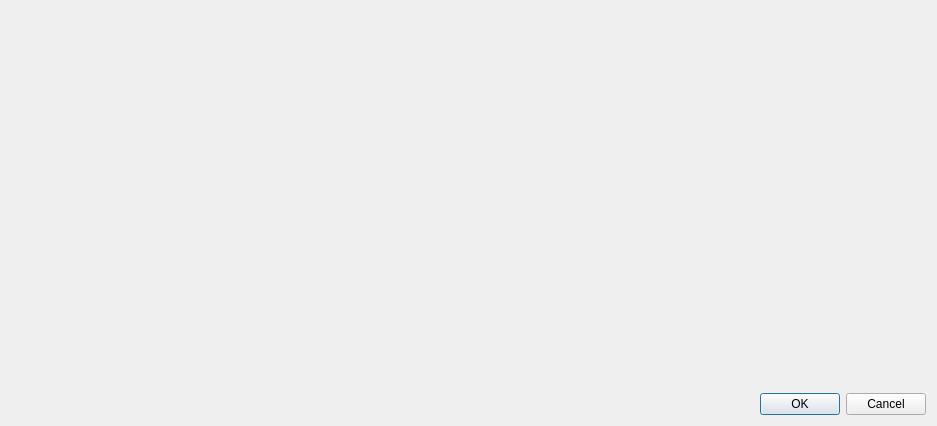
Qt form btl/ui/shapeselector.ui (knipknap/better-tool-library) before a commit.
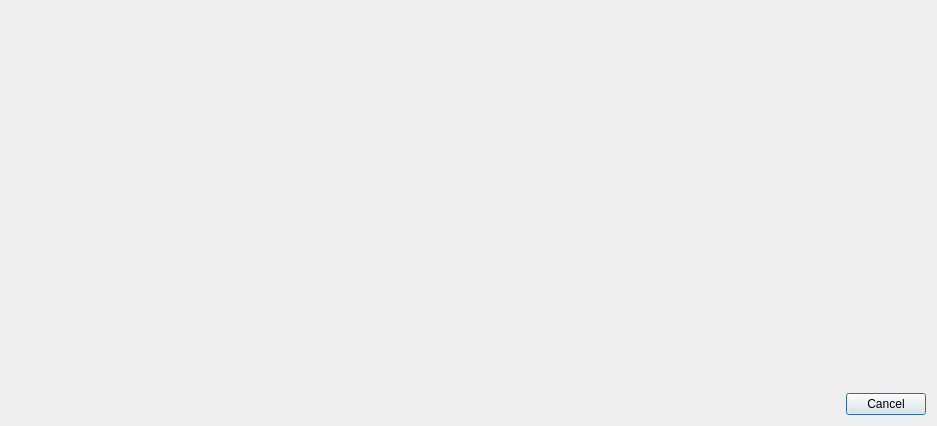
The same form after that commit.

What changed in the file:
```diff
--- a/btl/ui/shapeselector.ui
+++ b/btl/ui/shapeselector.ui
@@ -21,7 +21,7 @@
    <item row="1" column="0">
     <widget class="QDialogButtonBox" name="buttonBox">
      <property name="standardButtons">
-      <set>QDialogButtonBox::Cancel|QDialogButtonBox::Ok</set>
+      <set>QDialogButtonBox::Cancel</set>
      </property>
     </widget>
    </item>
```
Left out of the diff: 3 changed lines with no effect on the pictures.
